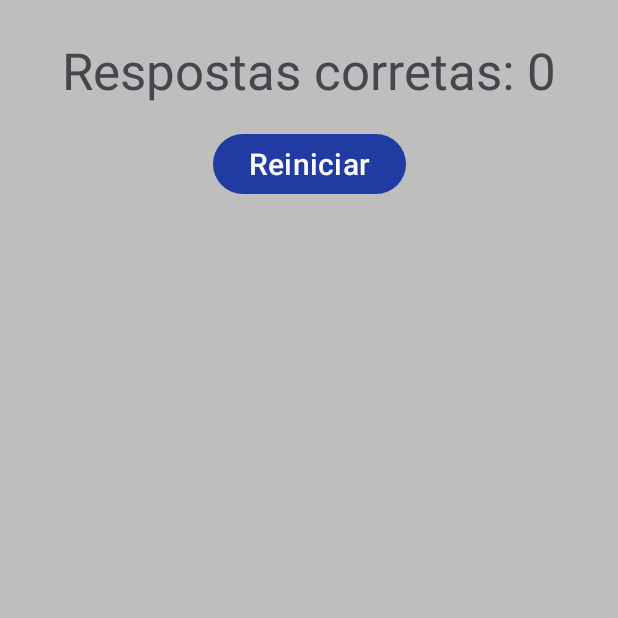
After one commit to tiagoscan/app_quiz, an Android app: the DetalhesActivity screen opened directly, with no data from a screen before it, on a phone screen of 412 x 824 dp, the top half of it. The commit adds this screen. Run offline under Robolectric (Android 15) with nearby library versions, the phone set to English and light mode, and no system bars.

Commit message:
feat: Validação das perguntas corretas e contagem, tela reiniciar QUIZ

```diff
--- a/app/src/main/AndroidManifest.xml
+++ b/app/src/main/AndroidManifest.xml
@@ -13,6 +13,9 @@
         android:theme="@style/Theme.AppQuiz"
         tools:targetApi="31">
         <activity
+            android:name=".DetalhesActivity"
+            android:exported="false" />
+        <activity
             android:name=".PerguntasActivity"
             android:exported="false" />
         <activity
--- /dev/null
+++ b/app/src/main/java/com/mentoriaandroid/appquiz/DetalhesActivity.kt
@@ -0,0 +1,40 @@
+package com.mentoriaandroid.appquiz
+
+import android.os.Bundle
+import android.widget.Button
+import android.widget.TextView
+import androidx.activity.enableEdgeToEdge
+import androidx.appcompat.app.AppCompatActivity
+import androidx.core.view.ViewCompat
+import androidx.core.view.WindowInsetsCompat
+
+class DetalhesActivity : AppCompatActivity() {
+
+    private lateinit var textTotalRespostas : TextView
+    private lateinit var btnReiniciar : Button
+
+    override fun onCreate(savedInstanceState: Bundle?) {
+        super.onCreate(savedInstanceState)
+        enableEdgeToEdge()
+        setContentView(R.layout.activity_detalhes)
+        ViewCompat.setOnApplyWindowInsetsListener(findViewById(R.id.main)) { v, insets ->
+            val systemBars = insets.getInsets(WindowInsetsCompat.Type.systemBars())
+            v.setPadding(systemBars.left, systemBars.top, systemBars.right, systemBars.bottom)
+            insets
+        }
+
+        textTotalRespostas = findViewById(R.id.text_total_respostas)
+        btnReiniciar = findViewById(R.id.btn_reiniciar)
+
+        //Pegar as respostas certas
+        val bundle = intent.extras
+        val respostasCertas = bundle?.getInt("total_respostas_corretas") ?: 0
+
+        textTotalRespostas.text = "Respostas corretas: $respostasCertas"
+
+        btnReiniciar.setOnClickListener {
+            finish()
+        }
+
+    }
+}
--- /dev/null
+++ b/app/src/main/res/layout/activity_detalhes.xml
@@ -0,0 +1,33 @@
+<?xml version="1.0" encoding="utf-8"?>
+<androidx.constraintlayout.widget.ConstraintLayout xmlns:android="http://schemas.android.com/apk/res/android"
+    xmlns:app="http://schemas.android.com/apk/res-auto"
+    xmlns:tools="http://schemas.android.com/tools"
+    android:id="@+id/main"
+    android:layout_width="match_parent"
+    android:layout_height="match_parent"
+    tools:context=".DetalhesActivity">
+
+    <TextView
+        android:id="@+id/text_total_respostas"
+        android:layout_width="wrap_content"
+        android:layout_height="wrap_content"
+        android:layout_marginTop="24dp"
+        android:text="Total de respostas"
+        android:textSize="34sp"
+        app:layout_constraintEnd_toEndOf="parent"
+        app:layout_constraintHorizontal_bias="0.5"
+        app:layout_constraintStart_toStartOf="parent"
+        app:layout_constraintTop_toTopOf="parent" />
+
+    <Button
+        android:id="@+id/btn_reiniciar"
+        android:layout_width="wrap_content"
+        android:layout_height="wrap_content"
+        android:layout_marginTop="16dp"
+        android:text="Reiniciar"
+        android:textSize="20sp"
+        app:layout_constraintEnd_toEndOf="parent"
+        app:layout_constraintHorizontal_bias="0.5"
+        app:layout_constraintStart_toStartOf="parent"
+        app:layout_constraintTop_toBottomOf="@+id/text_total_respostas" />
+</androidx.constraintlayout.widget.ConstraintLayout>
```
Also changed, not shown: app/src/main/java/com/mentoriaandroid/appquiz/DadosFicticios.kt (+7 -1 lines), app/src/main/java/com/mentoriaandroid/appquiz/PerguntasActivity.kt (+44 -5 lines).
